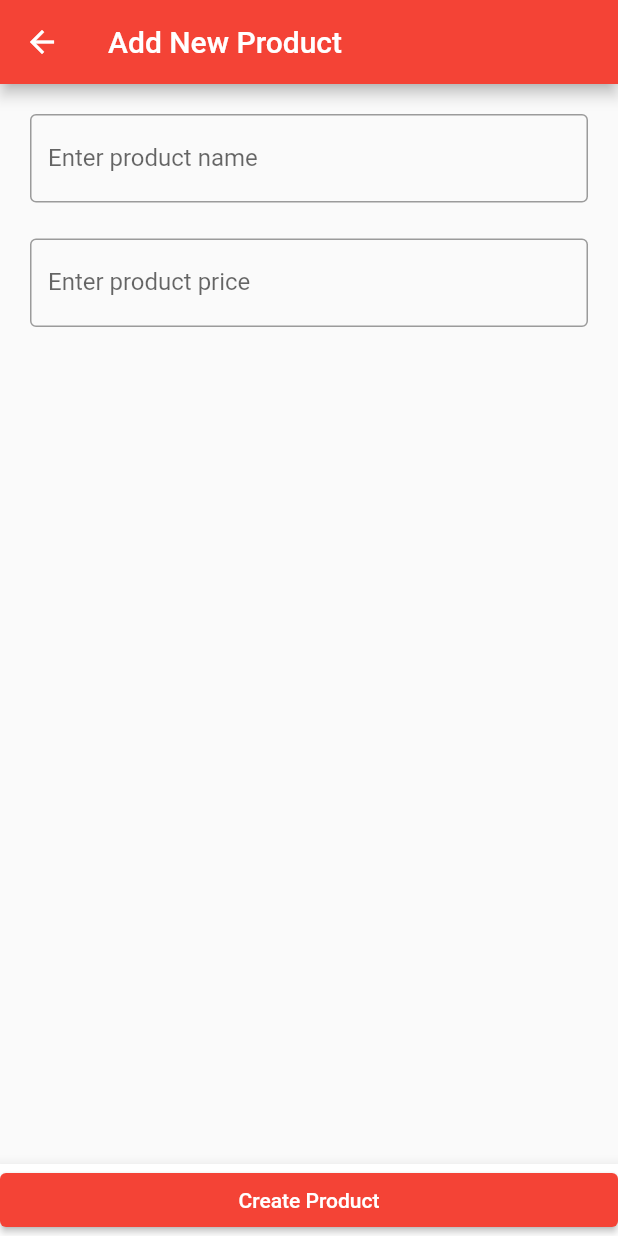
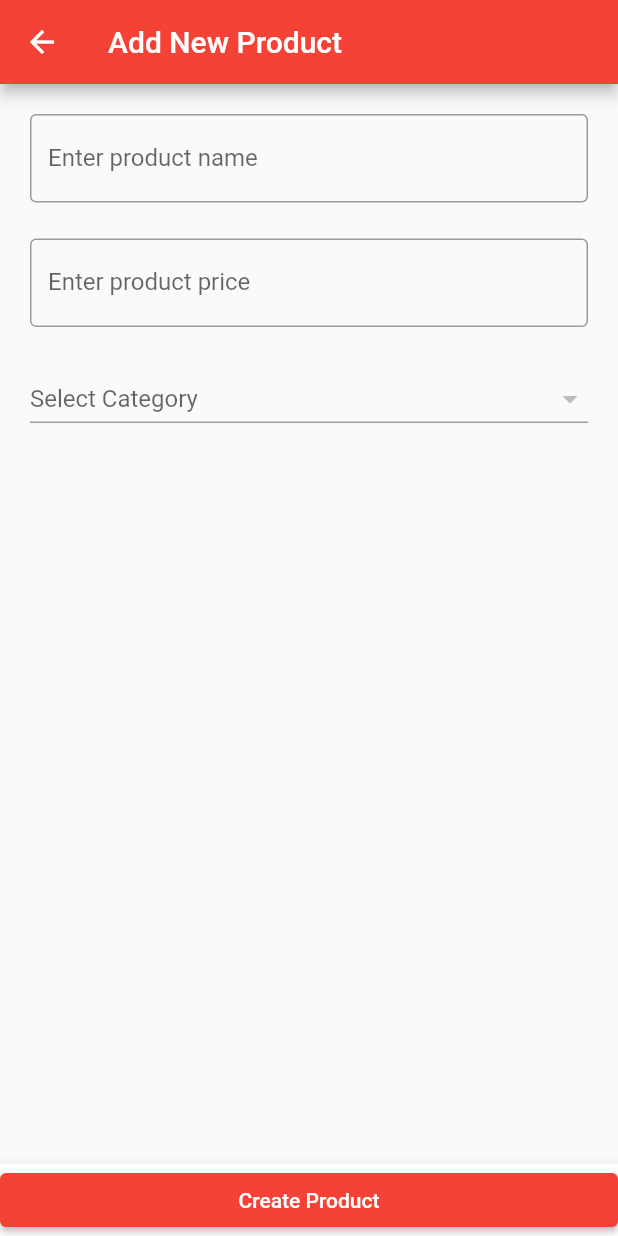
Before and after one commit to yusufrizalh/flutter-products-api, a Flutter app: the ProductsPage screen opened directly, after a tap on the "add" icon, on a phone screen of 412 x 824 dp. Run offline on Flutter 3.47's test engine with Material 2 defaults, Android fonts, the phone set to English and light mode, and no system bars; network calls fail.

Commit message:
flutter products and categories relationship

```diff
--- a/lib/forms/product_form.dart
+++ b/lib/forms/product_form.dart
@@ -1,16 +1,22 @@
-// ignore_for_file: must_be_immutable, use_key_in_widget_constructors, prefer_const_constructors
+// ignore_for_file: must_be_immutable, use_key_in_widget_constructors, prefer_const_constructors, prefer_const_literals_to_create_immutables, import_of_legacy_library_into_null_safe, avoid_unnecessary_containers, sort_child_properties_last, avoid_print
 
 import 'package:flutter/material.dart';
+import 'package:flutter_first_app/models/category_model.dart';
+import 'package:http/http.dart' as http;
+import 'dart:convert' as convert;
 
 class ProductForm extends StatefulWidget {
   GlobalKey<FormState> formKey = GlobalKey<FormState>();
   late TextEditingController nameProductCtrl;
   late TextEditingController priceProductCtrl;
+  late TextEditingController categoryProductCtrl;
 
-  ProductForm(
-      {required this.formKey,
-      required this.nameProductCtrl,
-      required this.priceProductCtrl});
+  ProductForm({
+    required this.formKey,
+    required this.nameProductCtrl,
+    required this.priceProductCtrl,
+    required this.categoryProductCtrl,
+  });
 
   @override
   State<ProductForm> createState() => _ProductFormState();
@@ -29,6 +35,36 @@ class _ProductFormState extends State<ProductForm> {
     RegExp regExp = RegExp(pattern.toString());
     if (!regExp.hasMatch(value!)) return 'Product price must be number only!';
     return null;
+  }
+
+  // memanggil isi dari tabel categories
+  late Future<List<CategoryModel>> categories;
+
+  @override
+  void initState() {
+    super.initState();
+    categories = getCategoryList();
+  }
+
+  final categoryListKey = GlobalKey<_ProductFormState>();
+  String? selectedCategory;
+  List? data = [];
+
+  Future<List<CategoryModel>> getCategoryList() async {
+    const url = "http://localhost/flutter-api/products/list_category.php";
+    final response = await http.get(Uri.parse(url));
+    final items =
+        convert.json.decode(response.body).cast<Map<String, dynamic>>();
+
+    List<CategoryModel> categories = items.map<CategoryModel>((json) {
+      return CategoryModel.fromJson(json);
+    }).toList();
+
+    setState(() {
+      data = items;
+    });
+
+    return categories;
   }
 
   @override
@@ -58,6 +94,36 @@ class _ProductFormState extends State<ProductForm> {
             ),
           ),
           Padding(padding: EdgeInsets.all(12.0)),
+          // disini ada dropdown
+          Container(
+            child: DropdownButton(
+              icon: Icon(Icons.arrow_drop_down),
+              isExpanded: true,
+              underline: Container(height: 1.0, color: Colors.grey),
+              hint: Text('Select Category'),
+              value: selectedCategory,
+              items: data!.map(
+                (list) {
+                  return DropdownMenuItem(
+                    child: Row(
+                      children: <Widget>[
+                        Text(list['category_name'].toString()),
+                      ],
+                    ),
+                    value: list['category_id'].toString(),
+                  );
+                },
+              ).toList(),
+              onChanged: (String? value) {
+                setState(() {
+                  selectedCategory = value!;
+                  print(selectedCategory.toString());
+                  widget.categoryProductCtrl.text = value;
+                });
+              },
+            ),
+          ),
+          Padding(padding: EdgeInsets.all(12.0)),
         ],
       ),
     );
--- /dev/null
+++ b/lib/models/category_model.dart
@@ -0,0 +1,27 @@
+// ignore_for_file: non_constant_identifier_names
+
+class CategoryModel {
+  // atribut
+  late final int category_id;
+  late final String category_name;
+
+  // constructor
+  CategoryModel({
+    required this.category_id,
+    required this.category_name,
+  });
+
+  // convert dari json ke maps
+  factory CategoryModel.fromJson(Map<String, dynamic> json) {
+    return CategoryModel(
+      category_id: json['category_id'],
+      category_name: json['category_name'],
+    );
+  }
+
+  // convert maps ke json
+  Map<String, dynamic> toJson() => {
+        'category_id': category_id,
+        'category_name': category_name,
+      };
+}
--- a/lib/models/product_model.dart
+++ b/lib/models/product_model.dart
@@ -5,25 +5,31 @@ class ProductModel {
   late final int product_id;
   late final String product_name;
   late final int product_price;
+  late final String category_name;
 
   // constructor
-  ProductModel(
-      {required this.product_id,
-      required this.product_name,
-      required this.product_price});
+  ProductModel({
+    required this.product_id,
+    required this.product_name,
+    required this.product_price,
+    required this.category_name,
+  });
 
   // convert json to maps
   factory ProductModel.fromJson(Map<String, dynamic> json) {
     return ProductModel(
-        product_id: json['product_id'],
-        product_name: json['product_name'],
-        product_price: json['product_price']);
+      product_id: json['product_id'],
+      product_name: json['product_name'],
+      product_price: json['product_price'],
+      category_name: json['category_name'],
+    );
   }
 
   // convert maps to json
   Map<String, dynamic> toJson() => {
         'product_id': product_id,
         'product_name': product_name,
-        'product_price': product_price
+        'product_price': product_price,
+        'category_name': category_name,
       };
 }
--- a/lib/pages/add_product.dart
+++ b/lib/pages/add_product.dart
@@ -17,6 +17,7 @@ class _AddProductState extends State<AddProduct> {
   // atribut yang akan disimpan
   TextEditingController nameProductCtrl = TextEditingController();
   TextEditingController priceProductCtrl = TextEditingController();
+  TextEditingController categoryProductCtrl = TextEditingController();
 
   // method untuk menyimpan product baru
   Future createProduct() async {
@@ -26,6 +27,7 @@ class _AddProductState extends State<AddProduct> {
       body: {
         "product_name": nameProductCtrl.text,
         "product_price": priceProductCtrl.text,
+        "category_id": categoryProductCtrl.text,
       },
     );
   }
@@ -46,6 +48,7 @@ class _AddProductState extends State<AddProduct> {
               formKey: formKey,
               nameProductCtrl: nameProductCtrl,
               priceProductCtrl: priceProductCtrl,
+              categoryProductCtrl: categoryProductCtrl,
             ),
           ),
         ),
--- a/lib/pages/edit_product.dart
+++ b/lib/pages/edit_product.dart
@@ -22,6 +22,7 @@ class _EditProductState extends State<EditProduct> {
   // atribut yang akan disimpan
   TextEditingController nameProductCtrl = TextEditingController();
   TextEditingController priceProductCtrl = TextEditingController();
+  TextEditingController categoryProductCtrl = TextEditingController();
 
   Future updateProduct() async {
     final url = '${BaseUrl.BASE_URL}/update.php';
@@ -31,6 +32,7 @@ class _EditProductState extends State<EditProduct> {
         "product_id": widget.productModel.product_id.toString(),
         "product_name": nameProductCtrl.text,
         "product_price": priceProductCtrl.text,
+        "category_name": categoryProductCtrl.text,
       },
     );
   }
@@ -60,6 +62,7 @@ class _EditProductState extends State<EditProduct> {
               formKey: formKey,
               nameProductCtrl: nameProductCtrl,
               priceProductCtrl: priceProductCtrl,
+              categoryProductCtrl: categoryProductCtrl,
             ),
           ),
         ),
--- a/lib/pages/product_details.dart
+++ b/lib/pages/product_details.dart
@@ -44,6 +44,7 @@ class _ProductDetailsState extends State<ProductDetails> {
               ),
             ),
             Text('Product price: ${widget.productModel.product_price}'),
+            Text('Product category: ${widget.productModel.category_name}'),
           ],
         ),
       ),
--- a/lib/pages/products_page.dart
+++ b/lib/pages/products_page.dart
@@ -28,7 +28,7 @@ class _ProductsPageState extends State<ProductsPage> {
   }
 
   Future<List<ProductModel>> getProductsList() async {
-    final url = '${BaseUrl.BASE_URL}/list.php';
+    final url = '${BaseUrl.BASE_URL}/select_products_categories.php';
     final response = await http.get(Uri.parse(url));
 
     final items =
@@ -82,7 +82,7 @@ class _ProductsPageState extends State<ProductsPage> {
                           ),
                         );
                         print(
-                            '${item.product_name.toString()}  -  ${item.product_price.toString()}');
+                            '${item.product_name.toString()}  -  ${item.product_price.toString()} - ${item.category_name.toString()}');
                       },
                     ),
                   );
--- a/pubspec.yaml
+++ b/pubspec.yaml
@@ -35,6 +35,7 @@ dependencies:
   # Use with the CupertinoIcons class for iOS style icons.
   cupertino_icons: ^1.0.2
   http: ^0.13.4
+  dropdownfield2: ^1.0.6
 
 dev_dependencies:
   flutter_test:
```
Also changed, not shown: pubspec.lock.
